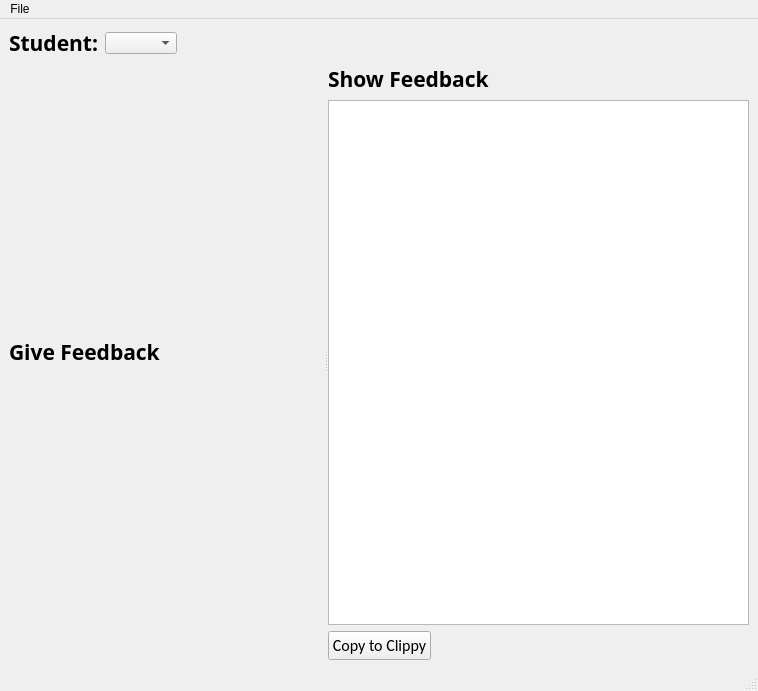
This is src/feat/views/gui_feat.ui in AnneliesVlaar/Feat as Qt 5 draws it before an edit. The edited form follows.
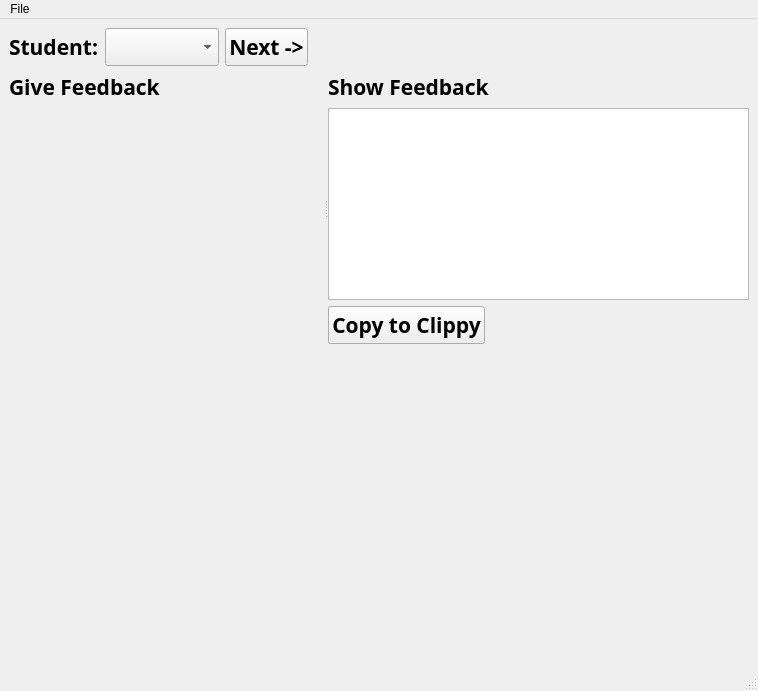
This is the edited form.

Commit message: show next student in combobox with next button

```diff
--- a/src/feat/views/gui_feat.ui
+++ b/src/feat/views/gui_feat.ui
@@ -17,6 +17,9 @@
    <layout class="QGridLayout" name="gridLayout">
     <item row="0" column="0">
      <layout class="QHBoxLayout" name="horizontalLayout">
+      <property name="spacing">
+       <number>6</number>
+      </property>
       <property name="sizeConstraint">
        <enum>QLayout::SetDefaultConstraint</enum>
       </property>
@@ -44,7 +47,7 @@
       <item>
        <widget class="QComboBox" name="student_comboBox">
         <property name="sizePolicy">
-         <sizepolicy hsizetype="Fixed" vsizetype="Fixed">
+         <sizepolicy hsizetype="Maximum" vsizetype="Fixed">
           <horstretch>0</horstretch>
           <verstretch>0</verstretch>
          </sizepolicy>
@@ -55,40 +58,63 @@
           <height>0</height>
          </size>
         </property>
+        <property name="font">
+         <font>
+          <family>Agency FB</family>
+          <pointsize>16</pointsize>
+          <weight>75</weight>
+          <bold>true</bold>
+         </font>
+        </property>
         <property name="insertPolicy">
          <enum>QComboBox::InsertAtBottom</enum>
         </property>
         <property name="sizeAdjustPolicy">
-         <enum>QComboBox::AdjustToContentsOnFirstShow</enum>
+         <enum>QComboBox::AdjustToContents</enum>
         </property>
        </widget>
       </item>
       <item>
-       <spacer name="horizontalSpacer_5">
-        <property name="orientation">
-         <enum>Qt::Horizontal</enum>
+       <widget class="QPushButton" name="NextButton">
+        <property name="font">
+         <font>
+          <family>Agency FB</family>
+          <pointsize>16</pointsize>
+          <weight>75</weight>
+          <bold>true</bold>
+         </font>
         </property>
-        <property name="sizeType">
-         <enum>QSizePolicy::MinimumExpanding</enum>
+        <property name="text">
+         <string>Next -&gt;</string>
         </property>
-        <property name="sizeHint" stdset="0">
-         <size>
-          <width>40</width>
-          <height>20</height>
-         </size>
-        </property>
-       </spacer>
+       </widget>
       </item>
       <item>
        <layout class="QHBoxLayout" name="horizontalLayout_2">
+        <property name="spacing">
+         <number>6</number>
+        </property>
         <property name="sizeConstraint">
          <enum>QLayout::SetNoConstraint</enum>
         </property>
+        <item>
+         <spacer name="horizontalSpacer_5">
+          <property name="orientation">
+           <enum>Qt::Horizontal</enum>
+          </property>
+          <property name="sizeHint" stdset="0">
+           <size>
+            <width>40</width>
+            <height>20</height>
+           </size>
+          </property>
+         </spacer>
+        </item>
        </layout>
       </item>
      </layout>
     </item>
-    <item row="1" column="0">
+    <item row="2" column="0">
      <widget class="QSplitter" name="splitter">
       <property name="orientation">
        <enum>Qt::Horizontal</enum>
@@ -147,6 +173,19 @@
           </item>
          </layout>
         </item>
+        <item>
+         <spacer name="verticalSpacer_2">
+          <property name="orientation">
+           <enum>Qt::Vertical</enum>
+          </property>
+          <property name="sizeHint" stdset="0">
+           <size>
+            <width>20</width>
+            <height>40</height>
+           </size>
+          </property>
+         </spacer>
+        </item>
         <item>
          <spacer name="horizontalSpacer_2">
           <property name="orientation">
@@ -226,8 +265,10 @@
             </property>
             <property name="font">
              <font>
-              <family>Calibri</family>
-              <pointsize>12</pointsize>
+              <family>Agency FB</family>
+              <pointsize>16</pointsize>
+              <weight>75</weight>
+              <bold>true</bold>
              </font>
             </property>
             <property name="text">
@@ -254,6 +295,19 @@
       </widget>
      </widget>
     </item>
+    <item row="3" column="0">
+     <spacer name="verticalSpacer">
+      <property name="orientation">
+       <enum>Qt::Vertical</enum>
+      </property>
+      <property name="sizeHint" stdset="0">
+       <size>
+        <width>20</width>
+        <height>40</height>
+       </size>
+      </property>
+     </spacer>
+    </item>
    </layout>
   </widget>
   <widget class="QMenuBar" name="menubar">
```
The commit also changes 1 other file.
